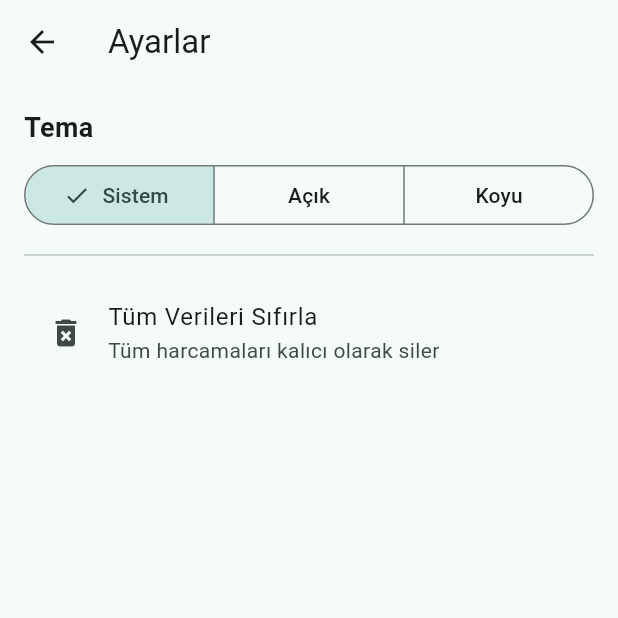
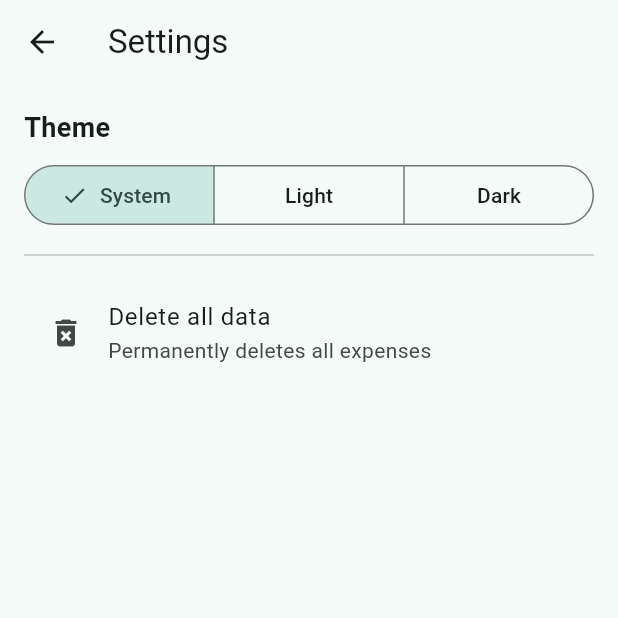
Before and after one commit to mustafatncr/harcama-takip, a Flutter app: the AyarlarEkrani screen opened by its route, on a phone screen of 412 x 824 dp, the top half of it. Run offline on Flutter 3.47's test engine with Material 3 defaults, Android fonts, the phone set to English and light mode, and no system bars; our stand-ins replace fl_chart, shared_preferences; accounts and stored records are empty.

Commit message:
Uygulamada dile göre metinlerin değiştirilmesi görevi tamamlandı.

```diff
--- a/lib/l10n/app_en.arb
+++ b/lib/l10n/app_en.arb
@@ -21,6 +21,7 @@
   "categoryLabel": "Category",
   "noteLabel": "Note (optional)",
   "buttonAdd": "Add",
+  "buttonCancel": "Cancel",
   "filterAll": "All",
   "chartNoData": "No expense data available yet",
   "chartTitle": "Charts",
@@ -30,5 +31,23 @@
   "filterPrevMonth": "Previous Month",
   "categoryTitle": "Categories",
   "categoryAddButton": "Add Category",
-  "categoryEmpty": "No categories yet"
+  "categoryEmpty": "No categories yet",
+  "expenseAdded": "Added",
+  "chartNoDataForPeriod": "No expenses for this period",
+  "categoryAddDialogTitle": "Add New Category",
+  "categoryNameLabel": "Category Name",
+  "totalLabel": "Total",
+  "settingsClearDataTitle": "Delete All Data",
+  "settingsClearDataMessage": "All expenses will be permanently deleted. Are you sure?",
+  "settingsConfirmDelete": "Yes, delete",
+  "settingsDataCleared": "All data has been deleted",
+  "settingsTitle": "Settings",
+  "settingsThemeTitle": "Theme",
+  "settingsThemeSystem": "System",
+  "settingsThemeLight": "Light",
+  "settingsThemeDark": "Dark",
+  "settingsClearDataListTitle": "Delete all data",
+  "settingsClearDataListSubtitle": "Permanently deletes all expenses",
+  "sortTooltip": "Sort",
+  "categoryDeleted": "Category deleted"
 }
--- a/lib/l10n/app_localizations.dart
+++ b/lib/l10n/app_localizations.dart
@@ -221,6 +221,12 @@ abstract class AppLocalizations {
   /// **'Add'**
   String get buttonAdd;
 
+  /// No description provided for @buttonCancel.
+  ///
+  /// In en, this message translates to:
+  /// **'Cancel'**
+  String get buttonCancel;
+
   /// No description provided for @filterAll.
   ///
   /// In en, this message translates to:
@@ -280,6 +286,114 @@ abstract class AppLocalizations {
   /// In en, this message translates to:
   /// **'No categories yet'**
   String get categoryEmpty;
+
+  /// No description provided for @expenseAdded.
+  ///
+  /// In en, this message translates to:
+  /// **'Added'**
+  String get expenseAdded;
+
+  /// No description provided for @chartNoDataForPeriod.
+  ///
+  /// In en, this message translates to:
+  /// **'No expenses for this period'**
+  String get chartNoDataForPeriod;
+
+  /// No description provided for @categoryAddDialogTitle.
+  ///
+  /// In en, this message translates to:
+  /// **'Add New Category'**
+  String get categoryAddDialogTitle;
+
+  /// No description provided for @categoryNameLabel.
+  ///
+  /// In en, this message translates to:
+  /// **'Category Name'**
+  String get categoryNameLabel;
+
+  /// No description provided for @totalLabel.
+  ///
+  /// In en, this message translates to:
+  /// **'Total'**
+  String get totalLabel;
+
+  /// No description provided for @settingsClearDataTitle.
+  ///
+  /// In en, this message translates to:
+  /// **'Delete All Data'**
+  String get settingsClearDataTitle;
+
+  /// No description provided for @settingsClearDataMessage.
+  ///
+  /// In en, this message translates to:
+  /// **'All expenses will be permanently deleted. Are you sure?'**
+  String get settingsClearDataMessage;
+
+  /// No description provided for @settingsConfirmDelete.
+  ///
+  /// In en, this message translates to:
+  /// **'Yes, delete'**
+  String get settingsConfirmDelete;
+
+  /// No description provided for @settingsDataCleared.
+  ///
+  /// In en, this message translates to:
+  /// **'All data has been deleted'**
+  String get settingsDataCleared;
+
+  /// No description provided for @settingsTitle.
+  ///
+  /// In en, this message translates to:
+  /// **'Settings'**
+  String get settingsTitle;
+
+  /// No description provided for @settingsThemeTitle.
+  ///
+  /// In en, this message translates to:
+  /// **'Theme'**
+  String get settingsThemeTitle;
+
+  /// No description provided for @settingsThemeSystem.
+  ///
+  /// In en, this message translates to:
+  /// **'System'**
+  String get settingsThemeSystem;
+
+  /// No description provided for @settingsThemeLight.
+  ///
+  /// In en, this message translates to:
+  /// **'Light'**
+  String get settingsThemeLight;
+
+  /// No description provided for @settingsThemeDark.
+  ///
+  /// In en, this message translates to:
+  /// **'Dark'**
+  String get settingsThemeDark;
+
+  /// No description provided for @settingsClearDataListTitle.
+  ///
+  /// In en, this message translates to:
+  /// **'Delete all data'**
+  String get settingsClearDataListTitle;
+
+  /// No description provided for @settingsClearDataListSubtitle.
+  ///
+  /// In en, this message translates to:
+  /// **'Permanently deletes all expenses'**
+  String get settingsClearDataListSubtitle;
+
+  /// No description provided for @sortTooltip.
+  ///
+  /// In en, this message translates to:
+  /// **'Sort'**
+  String get sortTooltip;
+
+  /// No description provided for @categoryDeleted.
+  ///
+  /// In en, this message translates to:
+  /// **'Category deleted'**
+  String get categoryDeleted;
 }
 
 class _AppLocalizationsDelegate extends LocalizationsDelegate<AppLocalizations> {
--- a/lib/l10n/app_localizations_en.dart
+++ b/lib/l10n/app_localizations_en.dart
@@ -72,6 +72,9 @@ class AppLocalizationsEn extends AppLocalizations {
   String get buttonAdd => 'Add';
 
   @override
+  String get buttonCancel => 'Cancel';
+
+  @override
   String get filterAll => 'All';
 
   @override
@@ -100,4 +103,58 @@ class AppLocalizationsEn extends AppLocalizations {
 
   @override
   String get categoryEmpty => 'No categories yet';
+
+  @override
+  String get expenseAdded => 'Added';
+
+  @override
+  String get chartNoDataForPeriod => 'No expenses for this period';
+
+  @override
+  String get categoryAddDialogTitle => 'Add New Category';
+
+  @override
+  String get categoryNameLabel => 'Category Name';
+
+  @override
+  String get totalLabel => 'Total';
+
+  @override
+  String get settingsClearDataTitle => 'Delete All Data';
+
+  @override
+  String get settingsClearDataMessage => 'All expenses will be permanently deleted. Are you sure?';
+
+  @override
+  String get settingsConfirmDelete => 'Yes, delete';
+
+  @override
+  String get settingsDataCleared => 'All data has been deleted';
+
+  @override
+  String get settingsTitle => 'Settings';
+
+  @override
+  String get settingsThemeTitle => 'Theme';
+
+  @override
+  String get settingsThemeSystem => 'System';
+
+  @override
+  String get settingsThemeLight => 'Light';
+
+  @override
+  String get settingsThemeDark => 'Dark';
+
+  @override
+  String get settingsClearDataListTitle => 'Delete all data';
+
+  @override
+  String get settingsClearDataListSubtitle => 'Permanently deletes all expenses';
+
+  @override
+  String get sortTooltip => 'Sort';
+
+  @override
+  String get categoryDeleted => 'Category deleted';
 }
--- a/lib/models/category.dart
+++ b/lib/models/category.dart
@@ -8,7 +8,7 @@ class Category {
 
   Map<String, dynamic> toJson() => {
         'name': name,
-        'icon': icon.codePoint, // iconu sayı olarak kaydedeceğiz
+        'icon': icon.codePoint,
       };
 
   static Category fromJson(Map<String, dynamic> json) => Category(
--- a/lib/screens/ayarlar_ekrani.dart
+++ b/lib/screens/ayarlar_ekrani.dart
@@ -1,4 +1,5 @@
 import 'package:flutter/material.dart';
+import 'package:harcama_takip/l10n/app_localizations.dart';
 import '../services/storage_service.dart';
 import 'package:shared_preferences/shared_preferences.dart';
 
@@ -39,18 +40,16 @@ class _AyarlarEkraniState extends State<AyarlarEkrani> {
     final confirm = await showDialog<bool>(
       context: context,
       builder: (_) => AlertDialog(
-        title: const Text("Tüm Verileri Sil"),
-        content: const Text(
-          "Tüm harcamalar kalıcı olarak silinecek. Emin misin?",
-        ),
+        title: Text(AppLocalizations.of(context)!.settingsClearDataTitle),
+        content: Text(AppLocalizations.of(context)!.settingsClearDataMessage),
         actions: [
           TextButton(
             onPressed: () => Navigator.pop(context, false),
-            child: const Text("İptal"),
+            child: Text(AppLocalizations.of(context)!.buttonCancel),
           ),
           FilledButton(
             onPressed: () => Navigator.pop(context, true),
-            child: const Text("Evet, sil"),
+            child: Text(AppLocalizations.of(context)!.settingsConfirmDelete),
           ),
         ],
       ),
@@ -60,7 +59,9 @@ class _AyarlarEkraniState extends State<AyarlarEkrani> {
       await StorageService.clearAll();
       if (!mounted) return;
       ScaffoldMessenger.of(context).showSnackBar(
-        const SnackBar(content: Text("Tüm veriler silindi")),
+        SnackBar(
+          content: Text(AppLocalizations.of(context)!.settingsDataCleared),
+        ),
       );
     }
   }
@@ -69,7 +70,7 @@ class _AyarlarEkraniState extends State<AyarlarEkrani> {
   Widget build(BuildContext context) {
     return Scaffold(
       appBar: AppBar(
-        title: const Text("Ayarlar"),
+        title: Text(AppLocalizations.of(context)!.settingsTitle),
         leading: IconButton(
           icon: const Icon(Icons.arrow_back),
           onPressed: () => Navigator.pop(context), // ✅ Geri ana ekrana döner
@@ -78,30 +79,36 @@ class _AyarlarEkraniState extends State<AyarlarEkrani> {
       body: ListView(
         padding: const EdgeInsets.all(16),
         children: [
-          const Text(
-            "Tema",
-            style: TextStyle(fontSize: 18, fontWeight: FontWeight.bold),
+          Text(
+            AppLocalizations.of(context)!.settingsThemeTitle,
+            style: const TextStyle(fontSize: 18, fontWeight: FontWeight.bold),
           ),
           const SizedBox(height: 8),
-
-          // 🔹 Tema seçimi butonları
           SegmentedButton<ThemeMode>(
-            segments: const [
-              ButtonSegment(value: ThemeMode.system, label: Text("Sistem")),
-              ButtonSegment(value: ThemeMode.light, label: Text("Açık")),
-              ButtonSegment(value: ThemeMode.dark, label: Text("Koyu")),
+            segments: [
+              ButtonSegment(
+                value: ThemeMode.system,
+                label: Text(AppLocalizations.of(context)!.settingsThemeSystem),
+              ),
+              ButtonSegment(
+                value: ThemeMode.light,
+                label: Text(AppLocalizations.of(context)!.settingsThemeLight),
+              ),
+              ButtonSegment(
+                value: ThemeMode.dark,
+                label: Text(AppLocalizations.of(context)!.settingsThemeDark),
+              ),
             ],
             selected: {_themeMode},
             onSelectionChanged: (value) => _changeTheme(value.first),
           ),
-
           const Divider(height: 32),
-
-          // 🔹 Tüm verileri silme
           ListTile(
             leading: const Icon(Icons.delete_forever),
-            title: const Text("Tüm Verileri Sıfırla"),
-            subtitle: const Text("Tüm harcamaları kalıcı olarak siler"),
+            title:
+                Text(AppLocalizations.of(context)!.settingsClearDataListTitle),
+            subtitle: Text(
+                AppLocalizations.of(context)!.settingsClearDataListSubtitle),
             onTap: _clearAllData,
           ),
         ],
@@ -110,7 +117,6 @@ class _AyarlarEkraniState extends State<AyarlarEkrani> {
   }
 }
 
-/// 🔹 Uygulama genelinde tema değiştirmek için yardımcı InheritedWidget
 class MyAppThemeNotifier extends InheritedWidget {
   final void Function(ThemeMode) updateTheme;
 
--- a/lib/screens/grafik_ekrani.dart
+++ b/lib/screens/grafik_ekrani.dart
@@ -231,9 +231,10 @@ class _GrafikEkraniState extends State<GrafikEkrani> {
                   const SizedBox(height: 16),
 
                   if (data.isEmpty)
-                    const Expanded(
+                    Expanded(
                       child: Center(
-                        child: Text("Bu dönem için harcama bulunmuyor"),
+                        child: Text(
+                            AppLocalizations.of(context)!.chartNoDataForPeriod),
                       ),
                     )
                   else ...[
--- a/lib/services/category_service.dart
+++ b/lib/services/category_service.dart
@@ -7,10 +7,10 @@ import 'dart:ui' as ui;
 class CategoryService {
   static const _key = 'categories';
 
-  static Future<List<Category>> loadCategories() async {
+  static Future<List<Category>> loadCategories(BuildContext context) async {
     final prefs = await SharedPreferences.getInstance();
     final jsonString = prefs.getString(_key);
-    if (jsonString == null) return _defaultCategories();
+    if (jsonString == null) return _defaultCategories(context);
     final List decoded = jsonDecode(jsonString);
     return decoded.map((e) => Category.fromJson(e)).toList();
   }
@@ -21,7 +21,7 @@ class CategoryService {
     await prefs.setString(_key, jsonString);
   }
 
-  static List<Category> _defaultCategories() {
+  static List<Category> _defaultCategories(BuildContext context) {
     final lang = ui.PlatformDispatcher.instance.locale.languageCode;
     if (lang == "tr") {
       return [
```
Also changed, not shown: lib/l10n/app_localizations_tr.dart (+57 -0 lines), lib/l10n/app_tr.arb (+20 -1 lines), lib/screens/home_screen.dart (+63 -49 lines), lib/screens/kategori_ekrani.dart (+33 -18 lines), lib/widgets/add_expense_sheet.dart (+7 -3 lines), lib/widgets/app_drawer.dart (+13 -5 lines).
